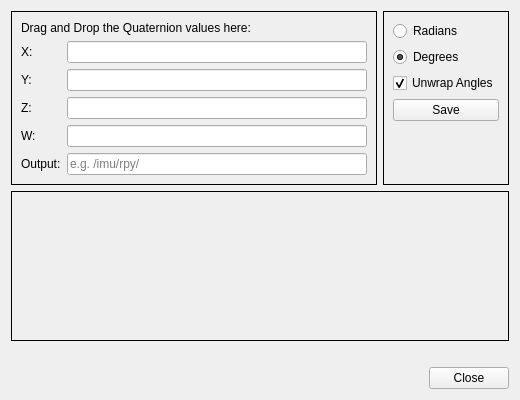
Before: the Qt Designer form toolbox_quaternion/quaternion_dialog.ui in PlotJuggler/pj-official-plugins, drawn with Qt 5.
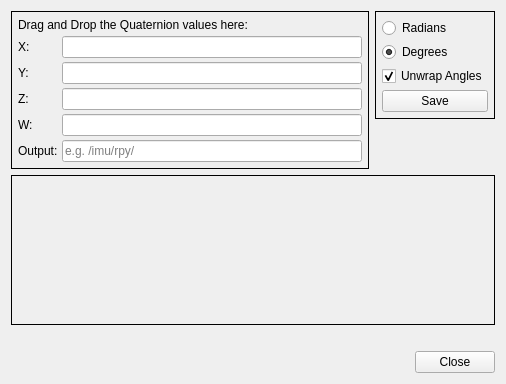
After: the same form once the commit is applied.

Commit message:
fix(toolbox_quaternion): tighten dialog layout, let preview fill space
The input form was loose and the preview was capped, leaving dead space.
Pull the X..Output rows up right under the drag-and-drop label (4px
form/
layout spacing), top-align both top frames and cap their vertical size
so
the options box stops at the Output row instead of stretching, drop
the
filler spacer, and remove the preview's 400px height cap so
chart_preview
expands to take all remaining space (Expanding sizePolicy, vstretch
1).

The edit to the form file:
```diff
--- a/toolbox_quaternion/quaternion_dialog.ui
+++ b/toolbox_quaternion/quaternion_dialog.ui
@@ -8,11 +8,23 @@
   <layout class="QVBoxLayout" name="mainLayout">
    <item>
     <layout class="QHBoxLayout" name="topLayout">
-     <item>
+     <property name="spacing"><number>6</number></property>
+     <item alignment="Qt::AlignTop">
       <widget class="QFrame" name="inputFrame">
        <property name="frameShape"><enum>QFrame::Box</enum></property>
        <property name="frameShadow"><enum>QFrame::Plain</enum></property>
+       <property name="sizePolicy">
+        <sizepolicy hsizetype="Preferred" vsizetype="Maximum">
+         <horstretch>0</horstretch>
+         <verstretch>0</verstretch>
+        </sizepolicy>
+       </property>
        <layout class="QVBoxLayout">
+        <property name="spacing"><number>4</number></property>
+        <property name="leftMargin"><number>6</number></property>
+        <property name="topMargin"><number>6</number></property>
+        <property name="rightMargin"><number>6</number></property>
+        <property name="bottomMargin"><number>6</number></property>
         <item>
          <widget class="QLabel">
           <property name="text"><string>Drag and Drop the Quaternion values here:</string></property>
@@ -20,6 +32,7 @@
         </item>
         <item>
          <layout class="QFormLayout" name="formLayout">
+          <property name="verticalSpacing"><number>4</number></property>
           <item row="0" column="0"><widget class="QLabel"><property name="text"><string>X:</string></property></widget></item>
           <item row="0" column="1"><widget class="QLineEdit" name="input_x"><property name="minimumSize"><size><width>300</width><height>0</height></size></property><property name="readOnly"><bool>true</bool></property></widget></item>
           <item row="1" column="0"><widget class="QLabel"><property name="text"><string>Y:</string></property></widget></item>
@@ -35,11 +48,22 @@
        </layout>
       </widget>
      </item>
-     <item>
+     <item alignment="Qt::AlignTop">
       <widget class="QFrame" name="optionsFrame">
        <property name="frameShape"><enum>QFrame::Box</enum></property>
        <property name="frameShadow"><enum>QFrame::Plain</enum></property>
+       <property name="sizePolicy">
+        <sizepolicy hsizetype="Preferred" vsizetype="Maximum">
+         <horstretch>0</horstretch>
+         <verstretch>0</verstretch>
+        </sizepolicy>
+       </property>
        <layout class="QVBoxLayout">
+        <property name="spacing"><number>4</number></property>
+        <property name="leftMargin"><number>6</number></property>
+        <property name="topMargin"><number>6</number></property>
+        <property name="rightMargin"><number>6</number></property>
+        <property name="bottomMargin"><number>6</number></property>
         <item>
          <widget class="QRadioButton" name="radio_radians">
           <property name="text"><string>Radians</string></property>
@@ -62,12 +86,6 @@
           <property name="text"><string>Save</string></property>
          </widget>
         </item>
-        <item>
-         <spacer>
-          <property name="orientation"><enum>Qt::Vertical</enum></property>
-          <property name="sizeHint" stdset="0"><size><width>20</width><height>40</height></size></property>
-         </spacer>
-        </item>
        </layout>
       </widget>
      </item>
@@ -81,11 +99,11 @@
        <height>150</height>
       </size>
      </property>
-     <property name="maximumSize">
-      <size>
-       <width>16777215</width>
-       <height>400</height>
-      </size>
+     <property name="sizePolicy">
+      <sizepolicy hsizetype="Expanding" vsizetype="Expanding">
+       <horstretch>0</horstretch>
+       <verstretch>1</verstretch>
+      </sizepolicy>
      </property>
      <property name="frameShape">
       <enum>QFrame::Box</enum>
```
